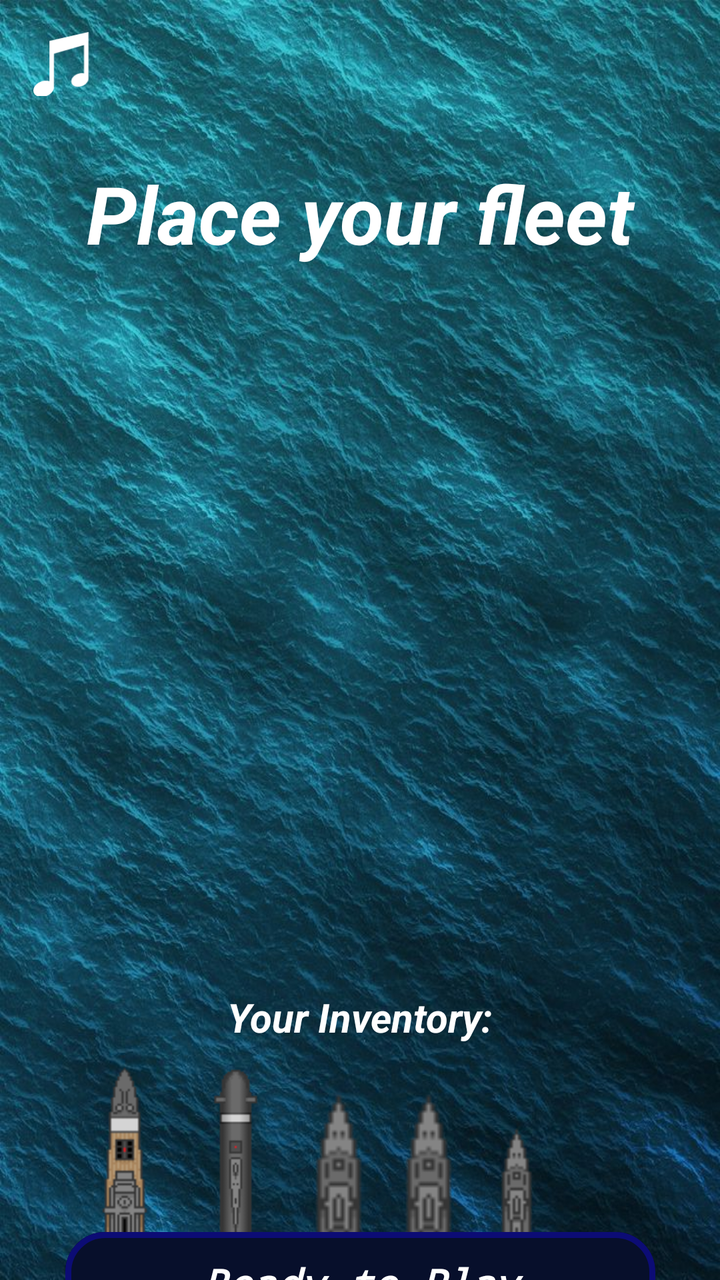
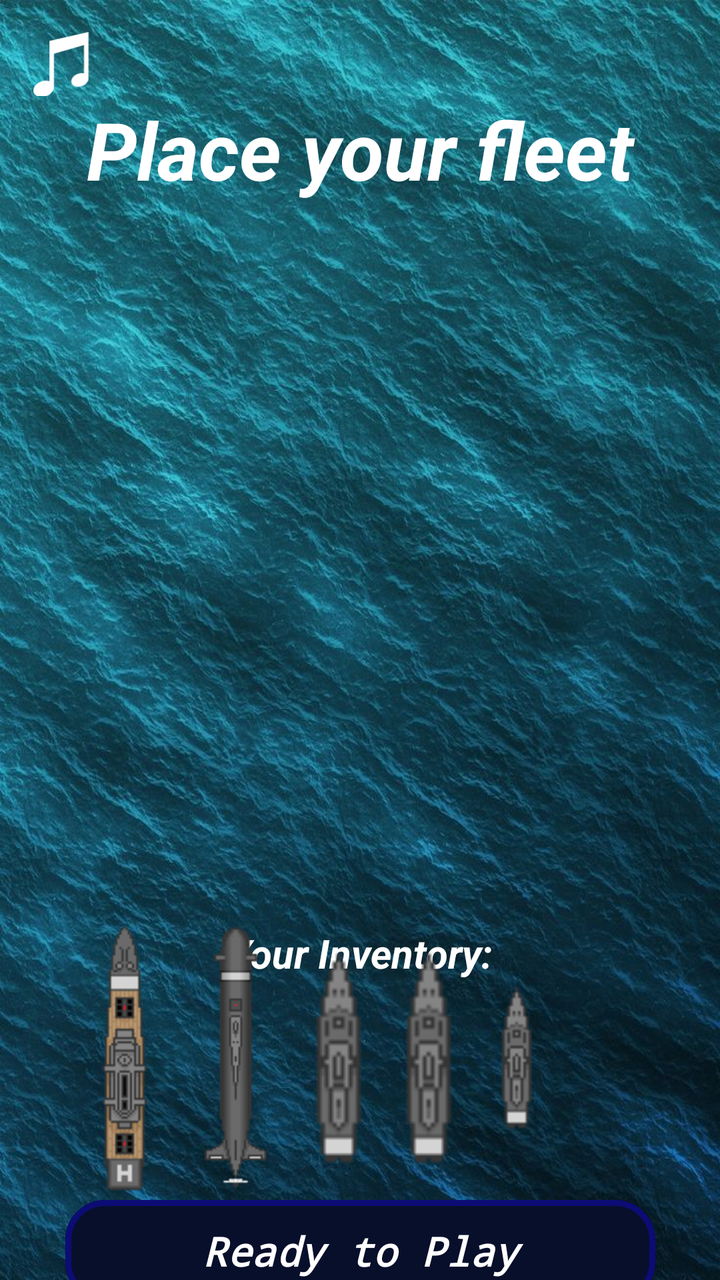

The first picture is an Android layout as it rendered before a commit; the second is the same layout after the commit. The layout source and the unified diff follow.
<!-- AndroidManifest.xml: application theme Theme.BattleshipClient -->
<!-- res/layout/activity_place_ships.xml -->
<?xml version="1.0" encoding="utf-8"?>
<androidx.constraintlayout.widget.ConstraintLayout xmlns:android="http://schemas.android.com/apk/res/android"
    xmlns:app="http://schemas.android.com/apk/res-auto"
    xmlns:tools="http://schemas.android.com/tools"
    android:id="@+id/main"
    android:layout_width="match_parent"
    android:layout_height="match_parent"
    android:background="@drawable/sea_water_background">


    <include layout="@layout/item_button_toggle_music" />


    <TextView
        android:id="@+id/placeFleet"
        android:layout_width="0dp"
        android:layout_height="59dp"
        android:layout_marginTop="80dp"
        android:text="@string/place_your_fleet"
        android:textAlignment="center"
        android:textColor="@color/white"
        android:textSize="40sp"
        android:textStyle="bold|italic"
        app:autoSizeMaxTextSize="50sp"
        app:autoSizeMinTextSize="20sp"
        app:layout_constraintEnd_toEndOf="parent"
        app:layout_constraintHorizontal_bias="1.0"
        app:layout_constraintStart_toStartOf="parent"
        app:layout_constraintTop_toTopOf="parent" />


    <GridView
        android:id="@+id/currPlayerBoardGridId"
        android:layout_width="0dp"
        android:layout_height="0dp"
        android:layout_marginHorizontal="12dp"
        android:layout_marginTop="12dp"
        android:gravity="center"
        android:numColumns="10"
        app:layout_constraintDimensionRatio="1:1"
        app:layout_constraintEnd_toEndOf="parent"
        app:layout_constraintStart_toStartOf="parent"
        app:layout_constraintTop_toBottomOf="@+id/placeFleet" />

    <TextView
        android:id="@+id/shipInventoryTxtId"
        android:layout_width="0dp"
        android:layout_height="30dp"
        android:layout_marginTop="8dp"
        android:text="@string/Your_Inventory"
        android:textAlignment="center"
        android:textColor="@color/white"
        android:textSize="20sp"
        android:textStyle="bold|italic"
        app:autoSizeMaxTextSize="30sp"
        app:autoSizeMinTextSize="20sp"
        app:layout_constraintEnd_toEndOf="parent"
        app:layout_constraintHorizontal_bias="0.0"
        app:layout_constraintStart_toStartOf="parent"
        app:layout_constraintTop_toBottomOf="@+id/currPlayerBoardGridId" />

    <LinearLayout
        android:id="@+id/shipInventory"
        android:layout_width="405dp"
        android:layout_height="134dp"
        android:layout_marginTop="8dp"
        android:gravity="center"
        android:orientation="horizontal"
        app:layout_constraintEnd_toEndOf="parent"
        app:layout_constraintHorizontal_bias="1.0"
        app:layout_constraintStart_toStartOf="parent"
        app:layout_constraintTop_toBottomOf="@+id/shipInventoryTxtId">

        
        <ImageView
            android:id="@+id/ship5id"
            android:layout_width="54dp"
            android:layout_height="match_parent"
            android:src="@drawable/ship5" />

        <ImageView
            android:id="@+id/ship4id"
            android:layout_width="57dp"
            android:layout_height="132dp"
            android:src="@drawable/ship4" />

        <ImageView
            android:id="@+id/ship3_1id"
            android:layout_width="46dp"
            android:layout_height="108dp"
            android:src="@drawable/ship3" />


        <ImageView
            android:id="@+id/ship3_2id"
            android:layout_width="44dp"
            android:layout_height="108dp"
            android:src="@drawable/ship3" />

        <ImageView
            android:id="@+id/ship2id"
            android:layout_width="44dp"
            android:layout_height="73dp"
            android:src="@drawable/ship2" />

        
    </LinearLayout>

    <Button
        android:id="@+id/ReadyBtnId"
        android:layout_width="295dp"
        android:layout_height="59dp"
        android:layout_marginBottom="24dp"
        android:backgroundTint="@color/navy"
        android:fontFamily="monospace"
        android:onClick="goToActivePlay"
        android:text="@string/i_m_ready"
        android:textColor="@color/white"
        android:textSize="20sp"
        android:textStyle="bold|italic"
        app:autoSizeMaxTextSize="20sp"
        app:autoSizeMinTextSize="12sp"
        app:autoSizeStepGranularity="2sp"
        app:autoSizeTextType="uniform"
        app:cornerRadius="20dp"
        app:layout_constraintBottom_toBottomOf="parent"
        app:layout_constraintEnd_toEndOf="parent"
        app:layout_constraintStart_toStartOf="parent"
        app:layout_constraintTop_toBottomOf="@+id/shipInventory"
        app:strokeColor="#0C0C75"
        app:strokeWidth="3dp" />

</androidx.constraintlayout.widget.ConstraintLayout>
<!-- res/layout/item_button_toggle_music.xml (included above) -->
<?xml version="1.0" encoding="utf-8"?>
<androidx.constraintlayout.widget.ConstraintLayout xmlns:android="http://schemas.android.com/apk/res/android"
    xmlns:app="http://schemas.android.com/apk/res-auto"
    android:layout_width="match_parent"
    android:layout_height="match_parent">

    <ImageButton
        android:id="@+id/muteBtnId"
        android:layout_width="34dp"
        android:layout_height="32dp"
        android:layout_marginStart="16dp"
        android:layout_marginTop="16dp"
        android:background="@android:color/transparent"
        android:scaleType="centerInside"
        app:layout_constraintStart_toStartOf="parent"
        app:layout_constraintTop_toTopOf="parent"
        app:srcCompat="@drawable/music_icon" />

</androidx.constraintlayout.widget.ConstraintLayout>
<!-- resources referenced by this layout -->
<resources>
  <color name="navy">#070F2B</color>
  <color name="white">#FFFFFFFF</color>
  <!-- drawable music_icon (drawable) -->
  <vector xmlns:android="http://schemas.android.com/apk/res/android"
      android:width="122.88dp"
      android:height="121.06dp"
      android:viewportWidth="122.88"
      android:viewportHeight="121.06"
      >
    <path
        android:fillColor="#ffffff"
        android:pathData="M87.9,78.04c2.74,-0.48 5.33,-0.4 7.6,0.13V24.82L39.05,41.03v61.95c0.03,0.34 0.05,0.69 0.05,1.03c0,0 0,0.01 0,0.01c0,8.34 -8.75,16.62 -19.55,18.49C8.76,124.37 0,119.12 0,110.77c0,-8.34 8.76,-16.62 19.55,-18.48c4.06,-0.7 7.84,-0.39 10.97,0.71l0,-76.26h0.47L104.04,0v85.92c0.13,0.63 0.2,1.27 0.2,1.91c0,0 0,0 0,0.01c0,6.97 -7.32,13.89 -16.33,15.44c-9.02,1.56 -16.33,-2.83 -16.33,-9.8C71.57,86.51 78.88,79.59 87.9,78.04L87.9,78.04L87.9,78.04z"
        android:fillType="evenOdd"/>
  </vector>
  <!-- drawable sea_water_background: jpg bitmap (drawable, 176063 bytes) -->
  <!-- drawable ship2: png bitmap (drawable, 382 bytes) -->
  <!-- drawable ship3: png bitmap (drawable, 382 bytes) -->
  <!-- drawable ship4: png bitmap (drawable, 958 bytes) -->
  <!-- drawable ship5: png bitmap (drawable, 1132 bytes) -->
  <string name="Your_Inventory">Your Inventory:</string>
  <string name="i_m_ready">Ready to Play</string>
  <string name="place_your_fleet">Place your fleet</string>
  <style name="Theme.BattleshipClient" parent="Base.Theme.BattleshipClient" />
  <style name="Base.Theme.BattleshipClient" parent="Theme.Material3.DayNight.NoActionBar">
          <item name="colorPrimary">@color/white</item>
          <item name="colorPrimaryDark">@color/white</item>
          <item name="android:statusBarColor">@color/status_bar_color</item>
          <item name="android:windowNoTitle">true</item>
          <item name="android:windowTranslucentStatus">true</item>
      </style>
  <color name="status_bar_color">#FF0000</color>
</resources>

<!-- the commit's change to res/layout/activity_place_ships.xml (unified diff, before → after) -->
@@ -8,14 +8,16 @@
     android:background="@drawable/sea_water_background">
 
 
-    <include layout="@layout/item_button_toggle_music" />
+    <include
+        android:id="@+id/include"
+        layout="@layout/item_button_toggle_music" />
 
 
     <TextView
         android:id="@+id/placeFleet"
         android:layout_width="0dp"
         android:layout_height="59dp"
-        android:layout_marginTop="80dp"
+        android:layout_marginTop="48dp"
         android:text="@string/place_your_fleet"
         android:textAlignment="center"
         android:textColor="@color/white"
@@ -24,10 +26,9 @@
         app:autoSizeMaxTextSize="50sp"
         app:autoSizeMinTextSize="20sp"
         app:layout_constraintEnd_toEndOf="parent"
-        app:layout_constraintHorizontal_bias="1.0"
+        app:layout_constraintHorizontal_bias="0.0"
         app:layout_constraintStart_toStartOf="parent"
         app:layout_constraintTop_toTopOf="parent" />
-
 
     <GridView
         android:id="@+id/currPlayerBoardGridId"
@@ -69,7 +70,8 @@
         app:layout_constraintEnd_toEndOf="parent"
         app:layout_constraintHorizontal_bias="1.0"
         app:layout_constraintStart_toStartOf="parent"
-        app:layout_constraintTop_toBottomOf="@+id/shipInventoryTxtId">
+        app:layout_constraintTop_toBottomOf="@+id/shipInventoryTxtId"
+        app:layout_constraintBottom_toTopOf="@+id/ReadyBtnId">
 
         
         <ImageView
@@ -127,6 +129,7 @@
         app:layout_constraintEnd_toEndOf="parent"
         app:layout_constraintStart_toStartOf="parent"
         app:layout_constraintTop_toBottomOf="@+id/shipInventory"
+        app:layout_constraintVertical_bias="0.677"
         app:strokeColor="#0C0C75"
         app:strokeWidth="3dp" />
 
